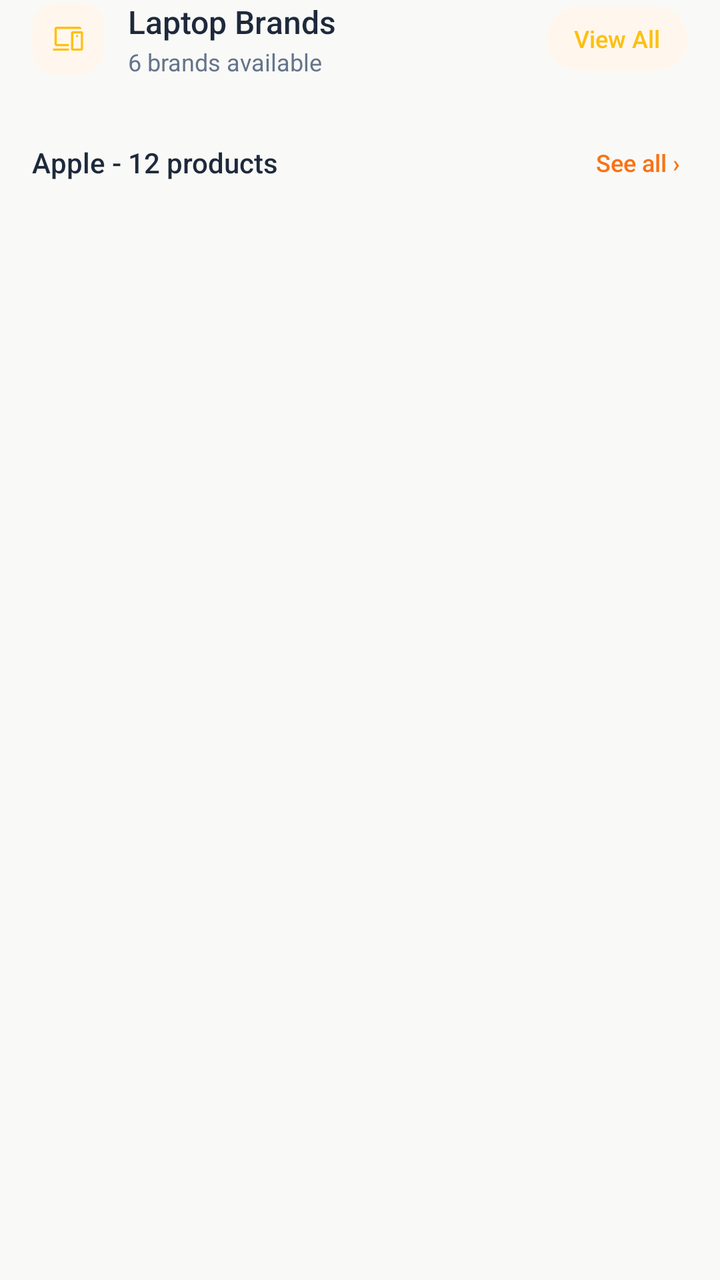
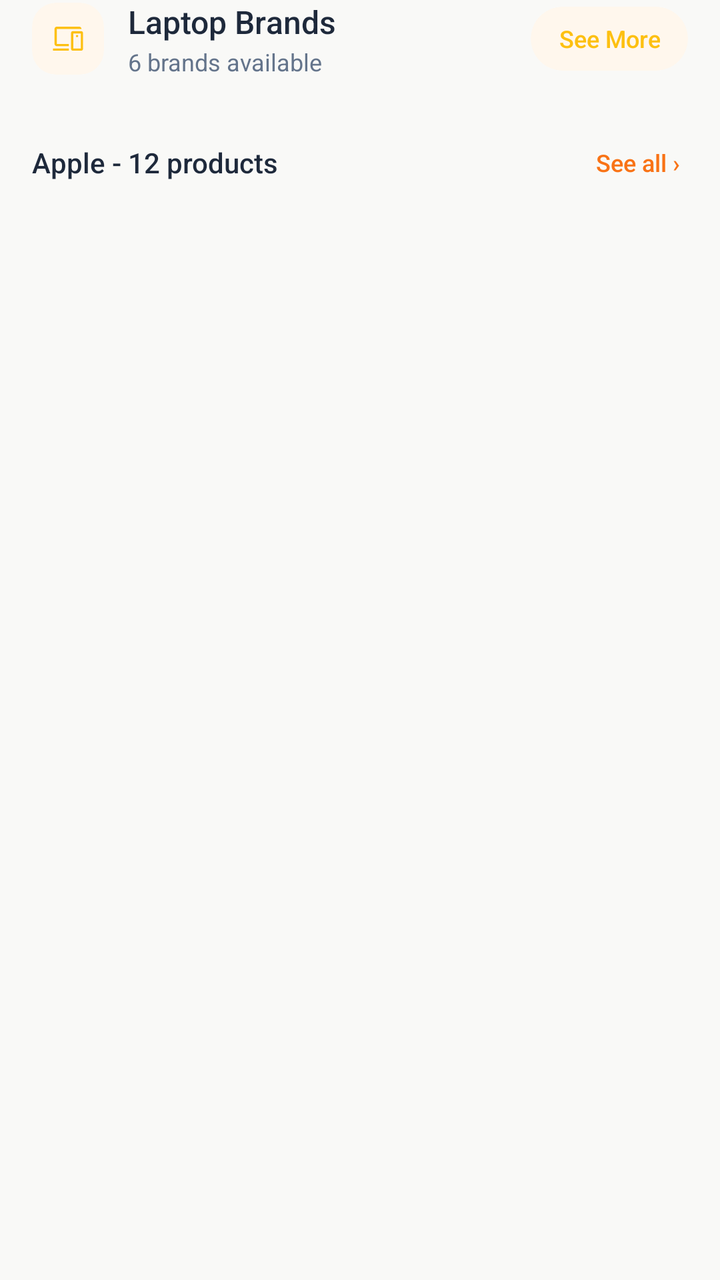

The first picture is an Android layout as it rendered before a commit; the second is the same layout after the commit. The layout source and the unified diff follow.
<!-- AndroidManifest.xml: application theme Theme.BeckieDealApp -->
<!-- res/layout/section_brand_tabs_preview.xml -->
<?xml version="1.0" encoding="utf-8"?>
<LinearLayout xmlns:android="http://schemas.android.com/apk/res/android"
    xmlns:app="http://schemas.android.com/apk/res-auto"
    android:layout_width="match_parent"
    android:layout_height="wrap_content"
    android:orientation="vertical"
    android:paddingHorizontal="16dp">

    
    <LinearLayout
        android:id="@+id/brandTabsSectionHeader"
        android:layout_width="match_parent"
        android:layout_height="wrap_content"
        android:gravity="center_vertical"
        android:orientation="horizontal"
        android:paddingBottom="14dp">

        <com.google.android.material.card.MaterialCardView
            android:layout_width="36dp"
            android:layout_height="36dp"
            app:cardCornerRadius="12dp"
            app:cardElevation="0dp"
            app:cardBackgroundColor="@color/badge_bg"
            app:strokeWidth="0dp">

            <ImageView
                android:layout_width="18dp"
                android:layout_height="18dp"
                android:layout_gravity="center"
                android:src="@drawable/devices_24"
                app:tint="@color/primary" />

        </com.google.android.material.card.MaterialCardView>

        <LinearLayout
            android:layout_width="0dp"
            android:layout_height="wrap_content"
            android:layout_weight="1"
            android:layout_marginStart="12dp"
            android:orientation="vertical">

            <TextView
                android:layout_width="wrap_content"
                android:layout_height="wrap_content"
                android:text="Laptop Brands"
                android:textColor="@color/text_primary"
                android:textSize="@dimen/text_size_body_large"
                android:fontFamily="sans-serif-medium" />

            <TextView
                android:id="@+id/brandTabsSubtitle"
                android:layout_width="wrap_content"
                android:layout_height="wrap_content"
                android:layout_marginTop="1dp"
                android:text="6 brands available"
                android:textColor="@color/text_secondary"
                android:textSize="@dimen/text_size_caption" />

        </LinearLayout>

        <com.google.android.material.card.MaterialCardView
            android:id="@+id/viewAllBrandsBtn"
            android:layout_width="wrap_content"
            android:layout_height="32dp"
            app:cardCornerRadius="16dp"
            app:cardElevation="0dp"
            app:cardBackgroundColor="@color/badge_bg"
            app:strokeWidth="0dp"
            android:clickable="true"
            android:focusable="true"
            android:foreground="?android:attr/selectableItemBackground">

            <TextView
                android:layout_width="wrap_content"
                android:layout_height="match_parent"
                android:gravity="center"
                android:paddingHorizontal="14dp"
                android:text="View All"
                android:textColor="@color/primary"
                android:textSize="@dimen/text_size_caption"
                android:fontFamily="sans-serif-medium" />

        </com.google.android.material.card.MaterialCardView>

    </LinearLayout>

    
    <HorizontalScrollView
        android:id="@+id/brandTabsScroll"
        android:layout_width="match_parent"
        android:layout_height="wrap_content"
        android:scrollbars="none"
        android:overScrollMode="never">

        <LinearLayout
            android:id="@+id/brandTabsContainer"
            android:layout_width="wrap_content"
            android:layout_height="match_parent"
            android:orientation="horizontal"
            android:gravity="center_vertical" />

    </HorizontalScrollView>

    
    <LinearLayout
        android:layout_width="match_parent"
        android:layout_height="wrap_content"
        android:orientation="vertical"
        android:layout_marginTop="16dp">

        
        <LinearLayout
            android:layout_width="match_parent"
            android:layout_height="wrap_content"
            android:gravity="center_vertical"
            android:orientation="horizontal"
            android:paddingBottom="10dp">

            <TextView
                android:id="@+id/previewHeaderText"
                android:layout_width="0dp"
                android:layout_height="wrap_content"
                android:layout_weight="1"
                android:text="Apple - 12 products"
                android:textColor="@color/text_primary"
                android:textSize="@dimen/text_size_body"
                android:fontFamily="sans-serif-medium" />

            <TextView
                android:id="@+id/seeAllBtn"
                android:layout_width="wrap_content"
                android:layout_height="wrap_content"
                android:text="See all ›"
                android:textColor="@color/brand_orange"
                android:textSize="@dimen/text_size_caption"
                android:fontFamily="sans-serif-medium"
                android:clickable="true"
                android:focusable="true"
                android:padding="4dp" />

        </LinearLayout>

        
        <HorizontalScrollView
            android:id="@+id/brandProductsScroll"
            android:layout_width="match_parent"
            android:layout_height="wrap_content"
            android:scrollbars="none"
            android:overScrollMode="never">

            <LinearLayout
                android:id="@+id/previewProductsContainer"
                android:layout_width="wrap_content"
                android:layout_height="wrap_content"
                android:orientation="horizontal" />

        </HorizontalScrollView>

        
        <LinearLayout
            android:id="@+id/loadingState"
            android:layout_width="match_parent"
            android:layout_height="wrap_content"
            android:orientation="horizontal"
            android:gravity="center_horizontal"
            android:visibility="gone">

            <ProgressBar
                android:layout_width="24dp"
                android:layout_height="24dp"
                android:indeterminate="true"
                android:layout_marginEnd="8dp" />

            <TextView
                android:layout_width="wrap_content"
                android:layout_height="wrap_content"
                android:text="Loading products..."
                android:textColor="@color/text_secondary"
                android:textSize="@dimen/text_size_body" />

        </LinearLayout>

        
        <LinearLayout
            android:id="@+id/emptyState"
            android:layout_width="match_parent"
            android:layout_height="120dp"
            android:orientation="vertical"
            android:gravity="center"
            android:visibility="gone">

            <ImageView
                android:layout_width="48dp"
                android:layout_height="48dp"
                android:scaleType="centerInside"
                android:src="@drawable/ic_category"
                android:layout_marginBottom="8dp"
                app:tint="@color/text_secondary" />

            <TextView
                android:layout_width="wrap_content"
                android:layout_height="wrap_content"
                android:text="Coming soon"
                android:textColor="@color/text_secondary"
                android:textSize="@dimen/text_size_body"
                android:fontFamily="sans-serif-medium" />

        </LinearLayout>

    </LinearLayout>

</LinearLayout>
<!-- resources referenced by this layout -->
<resources>
  <color name="badge_bg">#FFF7ED</color>
  <color name="brand_orange">#F97316</color>
  <color name="primary">#FDC011</color>
  <color name="text_primary">#1E293B</color>
  <color name="text_secondary">#64748B</color>
  <dimen name="text_size_body">13sp</dimen>
  <dimen name="text_size_body_large">15sp</dimen>
  <dimen name="text_size_caption">11sp</dimen>
  <style name="Theme.BeckieDealApp" parent="Base.Theme.BeckieDealApp">
          <item name="buttonStyle">@style/Widget.App.Button</item>
          <item name="materialButtonStyle">@style/Widget.App.Button</item>
      </style>
  <style name="Widget.App.Button" parent="Widget.Material3.Button">
          <item name="shapeAppearance">@style/ShapeAppearance.App.Button.Pill</item>
          <item name="android:textAppearance">@style/TextAppearance.App.Button</item>
      </style>
  <color name="on_primary">#FFFFFF</color>
  <color name="primary_container">#FDC011</color>
  <color name="on_primary_container">#582200</color>
  <color name="background">#F9F9F7</color>
  <color name="chip_selected_bg">#3E2723</color>
  <color name="surface">#FFFFFF</color>
  <color name="on_surface">#251913</color>
  <style name="TextAppearance.App.ScreenTitle" parent="TextAppearance.Material3.HeadlineMedium">
          <item name="android:fontFamily">@font/amulya_bold</item>
          <item name="android:textSize">28sp</item>
          <item name="android:letterSpacing">-0.02</item>
          <item name="android:textColor">#000000</item>
      </style>
  <style name="TextAppearance.App.ProductName" parent="TextAppearance.Material3.HeadlineSmall">
          <item name="android:fontFamily">@font/amulya_bold</item>
          <item name="android:textSize">24sp</item>
          <item name="android:letterSpacing">-0.02</item>
          <item name="android:textColor">@color/text_primary</item>
      </style>
  <style name="TextAppearance.App.PriceHero" parent="TextAppearance.Material3.TitleLarge">
          <item name="android:fontFamily">@font/amulya_bold</item>
          <item name="android:textSize">22sp</item>
          <item name="android:letterSpacing">-0.01</item>
          <item name="android:textColor">@color/text_primary</item>
      </style>
  <style name="TextAppearance.App.SectionHeader" parent="TextAppearance.Material3.TitleMedium">
          <item name="android:fontFamily">@font/amulya_bold</item>
          <item name="android:textSize">18sp</item>
          <item name="android:letterSpacing">-0.01</item>
          <item name="android:textColor">@color/text_primary</item>
      </style>
  <style name="TextAppearance.App.CardProductName" parent="TextAppearance.Material3.BodyLarge">
          <item name="android:fontFamily">@font/synonym_medium</item>
          <item name="android:textSize">15sp</item>
          <item name="android:letterSpacing">0</item>
          <item name="android:textColor">@color/text_primary</item>
      </style>
  <style name="TextAppearance.App.Body" parent="TextAppearance.Material3.BodyMedium">
          <item name="android:fontFamily">@font/synonym_regular</item>
          <item name="android:textSize">15sp</item>
          <item name="android:letterSpacing">0</item>
          <item name="android:lineSpacingMultiplier">1.6</item>
          <item name="android:textColor">#000000</item>
      </style>
  <style name="TextAppearance.App.Button" parent="TextAppearance.Material3.LabelLarge">
          <item name="android:fontFamily">@font/synonym_semibold</item>
          <item name="android:textSize">15sp</item>
          <item name="android:letterSpacing">0.01</item>
          <item name="android:textAllCaps">false</item>
      </style>
  <style name="ShapeAppearance.App.Button.Pill" parent="">
          <item name="cornerFamily">rounded</item>
          <item name="cornerSize">50%</item>
      </style>
  <color name="nav_indicator_fill">#FFF1EB</color>
  <style name="ShapeAppearance.App.BottomNav.ActiveIndicator" parent="">
          <item name="cornerFamily">rounded</item>
          <item name="cornerSize">50%</item>
      </style>
  <!-- unchanged entries left out for length: 7 -->
</resources>

<!-- the commit's change to res/layout/section_brand_tabs_preview.xml (unified diff, before → after) -->
@@ -75,7 +75,7 @@
                 android:layout_height="match_parent"
                 android:gravity="center"
                 android:paddingHorizontal="14dp"
-                android:text="View All"
+                android:text="See More"
                 android:textColor="@color/primary"
                 android:textSize="@dimen/text_size_caption"
                 android:fontFamily="sans-serif-medium" />
